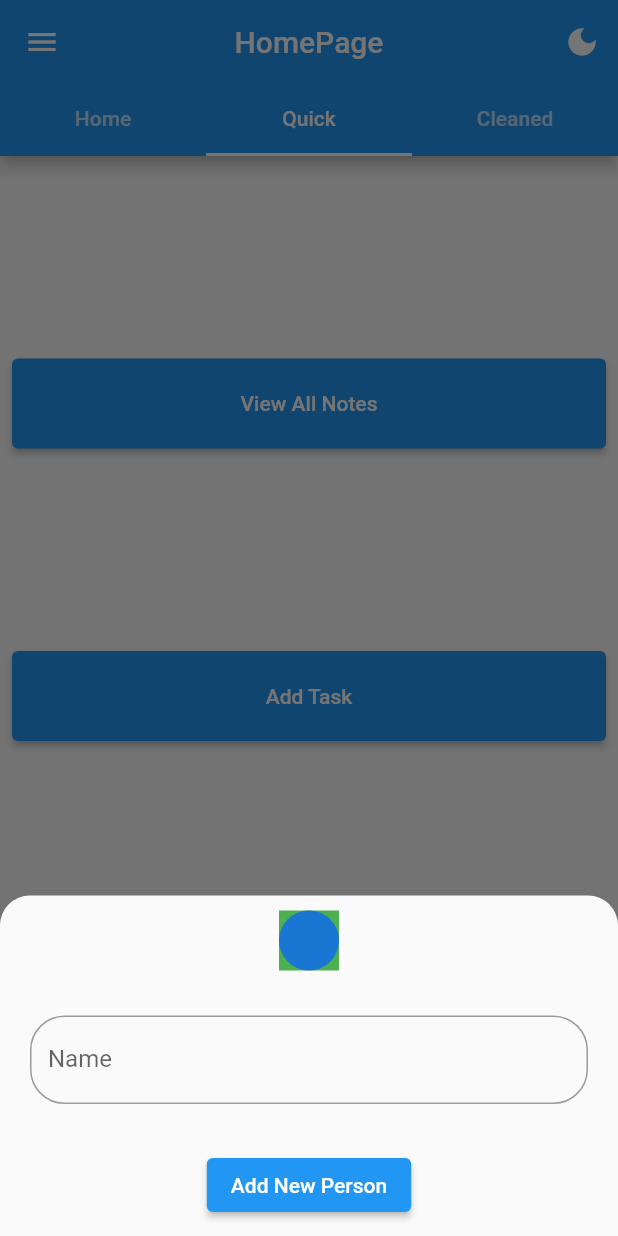
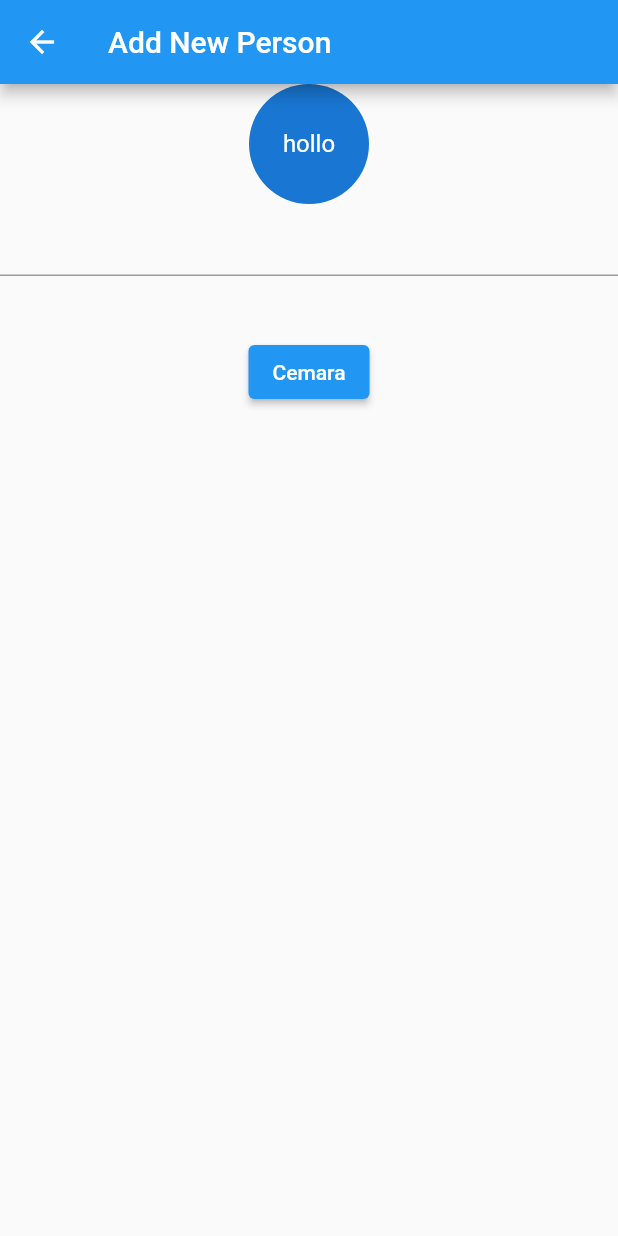
Before and after one commit to anivkuttan/keeper, a Flutter app: the screen it shows after launch, tab 2 chosen, after a tap on "Add New Person", on a phone screen of 412 x 824 dp. Run offline on Flutter 3.47's test engine with Material 2 defaults, Android fonts, the phone set to English and light mode, and no system bars; our stand-ins replace get, image_picker.

Commit message:
image recreated

```diff
--- a/lib/Controllers/person_controller.dart
+++ b/lib/Controllers/person_controller.dart
@@ -1,3 +1,4 @@
+
 import 'package:get/get.dart';
 import 'package:keeper/Model/person.dart';
 import 'package:keeper/Model/task.dart';
@@ -8,6 +9,7 @@ class PersonController extends GetxController {
   RxList<Person> personList = <Person>[
     Person(
       personName: "User1FromController",
+
       personAmount: 100,
       listOfTask: [
         Task(taskName: "Sambar", taskAmount: 40, editedTime: ""),
@@ -15,6 +17,7 @@ class PersonController extends GetxController {
     ),
     Person(
       personName: "User2FromController",
+
       personAmount: 200,
       listOfTask: [
         Task(taskName: "FishKari", taskAmount: 40, editedTime: ''),
--- a/lib/Model/person.dart
+++ b/lib/Model/person.dart
@@ -1,6 +1,9 @@
+
+
 import 'task.dart';
 
 class Person {
+
   String personName;
   int personAmount;
   List<Task> listOfTask;
@@ -8,6 +11,7 @@ class Person {
   Person({
     required this.personName,
     required this.personAmount,
+
     this.listOfTask = const <Task>[],
     this.isSelected = false,
   });
--- /dev/null
+++ b/lib/Pages/add_new_person.dart
@@ -0,0 +1,95 @@
+// import 'dart:io';
+// import 'package:flutter/services.dart';
+// import 'package:image_picker/image_picker.dart';
+// import 'package:flutter/material.dart';
+
+// class ImagePage extends StatefulWidget {
+//   const ImagePage({Key? key}) : super(key: key);
+
+//   @override
+//   State<ImagePage> createState() => _ImagePageState();
+// }
+
+// class _ImagePageState extends State<ImagePage> {
+//   File? image;
+//   Future pickImage(ImageSource source) async {
+//     try {
+//       var imagePath = await ImagePicker().pickImage(source: source);
+//       if (imagePath == null) return;
+//       setState(() {
+//         image = File(imagePath.path);
+//       });
+//     } on PlatformException catch (e) {
+//       // ignore: avoid_print
+//       print("$e");
+//     }
+//   }
+
+//   @override
+//   Widget build(BuildContext context) {
+//     return Scaffold(
+//       appBar: AppBar(
+//         title: const Text('ImagePicker'),
+//       ),
+//       body: Center(
+//         child: Column(
+//           mainAxisAlignment: MainAxisAlignment.spaceEvenly,
+//           children: [
+//             image != null ? ClipOval(child: Image.file(image!)) : const FlutterLogo(size: 120),
+//             ElevatedButton(
+//               child: const Text('From Galary'),
+//               onPressed: () {
+//                 pickImage(ImageSource.gallery);
+//               },
+//             ),
+//             ElevatedButton(
+//               onPressed: () {
+//                 pickImage(ImageSource.camera);
+//               },
+//               child: const Text('From Camera'),
+//             ),
+//           ],
+//         ),
+//       ),
+//     );
+//   }
+// }
+
+import 'package:flutter/material.dart';
+import 'package:get/get.dart';
+import 'package:image_picker/image_picker.dart';
+import 'package:keeper/Controllers/image_controller.dart';
+
+class AddNewPerson extends StatelessWidget {
+  const AddNewPerson({Key? key}) : super(key: key);
+
+  @override
+  Widget build(BuildContext context) {
+    ImageController imageController = Get.put(ImageController());
+    return Scaffold(
+      appBar: AppBar(
+        title: const Text('Add New Person'),
+      ),
+      body: Center(
+        child: Column(
+          children: [
+            GetBuilder<ImageController>(builder: (controller) {
+              return CircleAvatar(
+                radius: 40,
+                child: controller.image != null ? Image.file(imageController.image!) : const Text("hollo"),
+              );
+            }),
+            TextFormField(),
+            const SizedBox(height: 40),
+            ElevatedButton(
+              child: const Text('Cemara'),
+              onPressed: () {
+                imageController.pickImage(ImageSource.camera);
+              },
+            )
+          ],
+        ),
+      ),
+    );
+  }
+}
--- a/lib/Pages/quick_page_tab.dart
+++ b/lib/Pages/quick_page_tab.dart
@@ -1,21 +1,15 @@
-import 'dart:io';
-
 import 'package:flutter/material.dart';
 import 'package:get/get.dart';
-import 'package:image_picker/image_picker.dart';
-import 'package:keeper/Controllers/image_controller.dart';
 import 'package:keeper/Controllers/person_controller.dart';
-import 'package:keeper/Model/person.dart';
-import 'package:keeper/Model/task.dart';
+import 'package:keeper/Pages/add_new_person.dart';
 import 'package:keeper/Pages/add_task_page.dart';
 import 'package:keeper/Pages/view_notes.dart';
 
 class QuickPageTabView extends StatelessWidget {
   QuickPageTabView({Key? key}) : super(key: key);
   final controller = Get.find<PersonController>();
-  final TextEditingController _nameController = TextEditingController();
+
   final GlobalKey<FormState> formKey = GlobalKey();
-  final ImageController imageController = Get.put(ImageController());
 
   @override
   Widget build(BuildContext context) {
@@ -56,8 +50,10 @@ class QuickPageTabView extends StatelessWidget {
                 height: 60,
                 child: ElevatedButton(
                   onPressed: () {
-                    _nameController.clear();
-                    showAddingPage(context);
+                    Route route = MaterialPageRoute(builder: (context) {
+                      return const AddNewPerson();
+                    });
+                    Navigator.push(context, route);
                   },
                   child: const Text('Add New Person'),
                 ),
@@ -67,113 +63,83 @@ class QuickPageTabView extends StatelessWidget {
     );
   }
 
-  showAddingPage(BuildContext context) {
-    return showModalBottomSheet(
-        context: context,
-        isScrollControlled: true, // to keyboard shows up text field to get up along with
-        shape: const RoundedRectangleBorder(
-          borderRadius: BorderRadius.only(topLeft: Radius.circular(20), topRight: Radius.circular(20)),
-        ),
-        builder: (context) {
-          return Container(
-            decoration: const BoxDecoration(
-              // color: Colors.yellow,
-              borderRadius: BorderRadius.only(
-                topLeft: Radius.circular(20),
-                topRight: Radius.circular(20),
-              ),
-            ),
-            child: Form(
-              key: formKey,
-              child: SingleChildScrollView(
-                physics: const BouncingScrollPhysics(),
-                padding: const EdgeInsets.symmetric(horizontal: 20, vertical: 10),
-                child: Padding(
-                  // this padding for bottom Insets
-                  // to get  to keyboard shows up text field to get up along with
-                  padding: EdgeInsets.only(
-                    bottom: MediaQuery.of(context).viewInsets.bottom,
-                  ),
-                  child: Column(mainAxisSize: MainAxisSize.min, children: [
-                    InkWell(
-                      onTap: () {
-                        showDialog(
-                            context: context,
-                            barrierDismissible: true,
-                            builder: (context) {
-                              return AlertDialog(
-                                title: const Text("Do you want to Open Galary? or Camera?"),
-                                actions: [
-                                  TextButton(
-                                    onPressed: () async {
-                                      imageController.pickImage(ImageSource.gallery);
-                                      Navigator.pop(context);
-                                    },
-                                    child: const Text('Galary'),
-                                  ),
-                                  TextButton(
-                                    onPressed: () {
-                                      imageController.pickImage(ImageSource.camera);
-                                      Navigator.pop(context);
-                                    },
-                                    child: const Text('Camera'),
-                                  ),
-                                ],
-                              );
-                            });
-                      },
-                      child: imageController.imageFile == null
-                          ? Container(
-                              color: Colors.green,
-                              child: const CircleAvatar(),
-                            )
-                          : ClipRRect(
-                              borderRadius: BorderRadius.circular(12),
-                              child: Image.file(
-                                imageController.imageFile!,
-                                fit: BoxFit.cover,
-                              ),
-                            ),
-                    ),
-                    const SizedBox(height: 30),
-                    TextFormField(
-                      controller: _nameController,
-                      validator: (currentText) {
-                        if (currentText == null || currentText.isEmpty) {
-                          return "Please Enter Name";
-                        }
-                        return null;
-                      },
-                      decoration: InputDecoration(
-                        label: const Text("Name"),
-                        border: OutlineInputBorder(
-                          borderRadius: BorderRadius.circular(23),
-                        ),
-                      ),
-                    ),
-                    const SizedBox(height: 30),
-                    ElevatedButton(
-                      onPressed: () {
-                        final editedTime = DateTime.now();
+  // showAddingPage(BuildContext context) {
 
-                        String editedTime1 =
-                            "${editedTime.day}/${editedTime.month}/${editedTime.year} Time : ${editedTime.hour}:${editedTime.minute}";
-                        if (formKey.currentState!.validate()) {
-                          Person newPereon = Person(personName: _nameController.text, personAmount: 0, listOfTask: [
-                            Task(taskName: "Just Created", taskAmount: 0, editedTime: editedTime1),
-                          ]);
-                          controller.personList.add(newPereon);
+  //   return showModalBottomSheet(
+  //       context: context,
+  //       isScrollControlled: true, // to keyboard shows up text field to get up along with
+  //       shape: const RoundedRectangleBorder(
+  //         borderRadius: BorderRadius.only(topLeft: Radius.circular(20), topRight: Radius.circular(20)),
+  //       ),
+  //       builder: (context) {
+  //         return Container(
+  //           decoration: const BoxDecoration(
+  //             // color: Colors.yellow,
+  //             borderRadius: BorderRadius.only(
+  //               topLeft: Radius.circular(20),
+  //               topRight: Radius.circular(20),
+  //             ),
+  //           ),
+  //           child: Form(
+  //             key: formKey,
+  //             child: SingleChildScrollView(
+  //               physics: const BouncingScrollPhysics(),
+  //               padding: const EdgeInsets.symmetric(horizontal: 20, vertical: 10),
+  //               child: Padding(
+  //                 // this padding for bottom Insets
+  //                 // to get  to keyboard shows up text field to get up along with
+  //                 padding: EdgeInsets.only(
+  //                   bottom: MediaQuery.of(context).viewInsets.bottom,
+  //                 ),
+  //                 child: Column(mainAxisSize: MainAxisSize.min, children: [
 
-                          Navigator.pop(context);
-                        }
-                      },
-                      child: const Text("Add New Person"),
-                    ),
-                  ]),
-                ),
-              ),
-            ),
-          );
-        });
-  }
+  //                   const SizedBox(height: 30),
+  //                   TextFormField(
+  //                     controller: _nameController,
+  //                     validator: (currentText) {
+  //                       if (currentText == null || currentText.isEmpty) {
+  //                         return "Please Enter Name";
+  //                       }
+  //                       return null;
+  //                     },
+  //                     decoration: InputDecoration(
+  //                       label: const Text("Name"),
+  //                       border: OutlineInputBorder(
+  //                         borderRadius: BorderRadius.circular(23),
+  //                       ),
+  //                     ),
+  //                   ),
+  //                   const SizedBox(height: 30),
+  //                   ElevatedButton(
+  //                     onPressed: () {
+  //                       // final editedTime = DateTime.now();
+  //                       // // bool isImageNull = imageController.imageFile == null;
+  //                       // // // var assetImage = const AssetImage('assets/party.jpg');
+  //                       // // var pickedImage = FileImage(imageController.imageFile!);
+  //                       // String editedTime1 =
+  //                       //     "${editedTime.day}/${editedTime.month}/${editedTime.year} Time : ${editedTime.hour}:${editedTime.minute}";
+  //                       //      Person newPereon = Person(
+  //                       //     personName: _nameController.text,
+  //                       //     personAmount: 0,
+  //                       //     listOfTask: [
+  //                       //       Task(taskName: "Just Created", taskAmount: 0, editedTime: editedTime1),
+  //                       //     ],
+  //                       //     // personimage:  pickedImage ,
+  //                       //   );
+  //                       //   controller.personList.add(newPereon);
+
+  //                       //   Navigator.pop(context);
+  //                       // // if (formKey.currentState!.validate()) {
+
+  //                       // }
+  //                     },
+  //                     child: const Text("Add New Person"),
+  //                   ),
+  //                 ]),
+  //               ),
+  //             ),
+  //           ),
+  //         );
+  //       });
+  // }
 }
--- a/pubspec.yaml
+++ b/pubspec.yaml
@@ -64,8 +64,8 @@ flutter:
   uses-material-design: true
 
   # To add assets to your application, add an assets section, like this:
-  # assets:
-  #   - images/a_dot_burr.jpeg
+  assets:
+    - assets/
   #   - images/a_dot_ham.jpeg
 
   # An image asset can refer to one or more resolution-specific "variants", see
```
Also changed, not shown: lib/Controllers/image_controller.dart (+12 -9 lines), lib/Pages/home_page_tab.dart (+6 -3 lines), assets/party.jpg (added).
